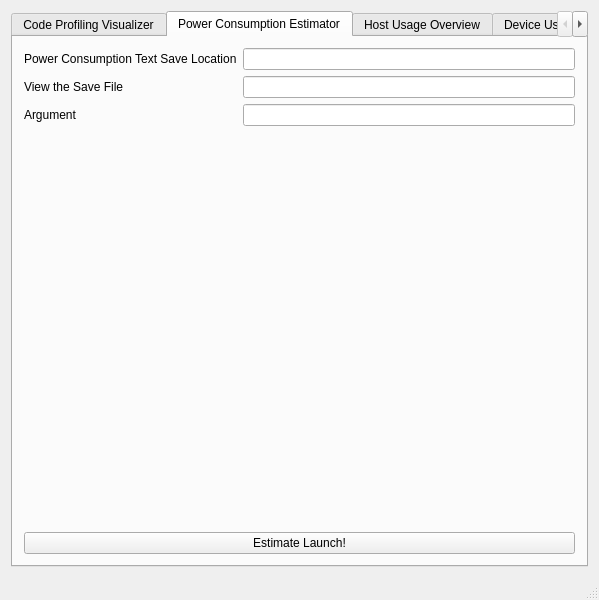
Before: the Qt Designer form mainwindow.ui in lim8801/HPCMonitoring, drawn with Qt 5.
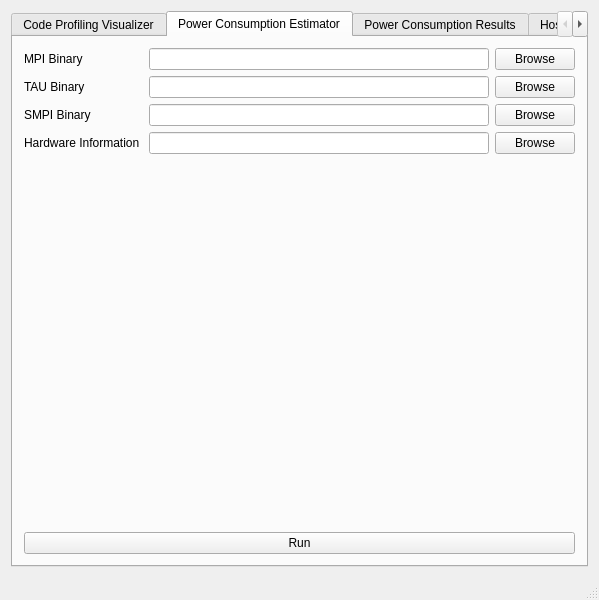
After: the same form once the commit is applied. The open tabs and pages were chosen to show the change.

```diff
--- a/mainwindow.ui
+++ b/mainwindow.ui
@@ -89,54 +89,85 @@
        <layout class="QGridLayout" name="gridLayout_53">
         <item row="0" column="0">
          <layout class="QGridLayout" name="gridLayout_52">
-          <item row="5" column="0" colspan="2">
+          <item row="4" column="1">
+           <widget class="QLineEdit" name="hw_info_dir"/>
+          </item>
+          <item row="2" column="1">
+           <widget class="QLineEdit" name="tau_dir"/>
+          </item>
+          <item row="7" column="0">
+           <widget class="QLabel" name="label_134">
+            <property name="text">
+             <string/>
+            </property>
+           </widget>
+          </item>
+          <item row="3" column="0">
+           <widget class="QLabel" name="label_137">
+            <property name="text">
+             <string>SMPI Binary</string>
+            </property>
+           </widget>
+          </item>
+          <item row="4" column="2">
+           <widget class="QPushButton" name="pushButton_12">
+            <property name="text">
+             <string>Browse</string>
+            </property>
+           </widget>
+          </item>
+          <item row="8" column="0" colspan="3">
            <widget class="QPushButton" name="pushButton_17">
             <property name="text">
-             <string>Estimate Launch!</string>
+             <string>Run</string>
             </property>
            </widget>
           </item>
           <item row="0" column="0">
            <widget class="QLabel" name="label_133">
             <property name="text">
-             <string>Power Consumption Text Save Location</string>
+             <string>MPI Binary</string>
             </property>
            </widget>
           </item>
-          <item row="1" column="1">
-           <widget class="QLineEdit" name="lineEdit_19"/>
-          </item>
-          <item row="4" column="0">
-           <widget class="QLabel" name="label_134">
-            <property name="text">
-             <string/>
-            </property>
-           </widget>
-          </item>
-          <item row="1" column="0">
+          <item row="2" column="0">
            <widget class="QLabel" name="label_135">
             <property name="text">
-             <string>View the Save File</string>
+             <string>TAU Binary</string>
             </property>
            </widget>
           </item>
-          <item row="0" column="1">
-           <widget class="QLineEdit" name="lineEdit_20"/>
-          </item>
-          <item row="3" column="0">
+          <item row="4" column="0">
            <widget class="QLabel" name="label_136">
             <property name="text">
-             <string/>
+             <string>Hardware Information </string>
             </property>
            </widget>
           </item>
-          <item row="2" column="1">
-           <widget class="QLineEdit" name="lineEdit_21"/>
+          <item row="3" column="1">
+           <widget class="QLineEdit" name="smpi_dir"/>
           </item>
-          <item row="2" column="0">
-           <widget class="QLabel" name="label_137">
+          <item row="0" column="1">
+           <widget class="QLineEdit" name="mpi_dir"/>
+          </item>
+          <item row="3" column="2">
+           <widget class="QPushButton" name="pushButton_11">
             <property name="text">
-             <string>Argument</string>
+             <string>Browse</string>
+            </property>
+           </widget>
+          </item>
+          <item row="2" column="2">
+           <widget class="QPushButton" name="pushButton_10">
+            <property name="text">
+             <string>Browse</string>
+            </property>
+           </widget>
+          </item>
+          <item row="0" column="2">
+           <widget class="QPushButton" name="pushButton_9">
+            <property name="text">
+             <string>Browse</string>
             </property>
            </widget>
           </item>
@@ -144,6 +175,11 @@
         </item>
        </layout>
       </widget>
+      <widget class="QWidget" name="Results">
+       <attribute name="title">
+        <string>Power Consumption Results</string>
+       </attribute>
+      </widget>
       <widget class="QWidget" name="tab">
        <attribute name="title">
         <string>Host Usage Overview</string>
```
Left out of the diff: 8 changed lines with no effect on the pictures.
